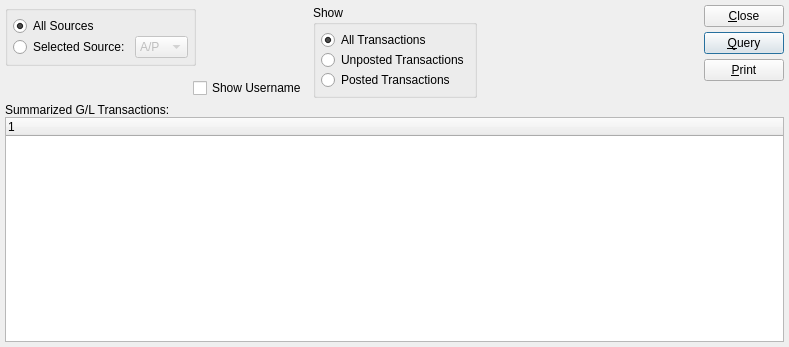
Above: xtuple/trunk/guiclient/dspSummarizedGLTransactions.ui from WooodHead/xtuple before the change. Below: the same form after it.
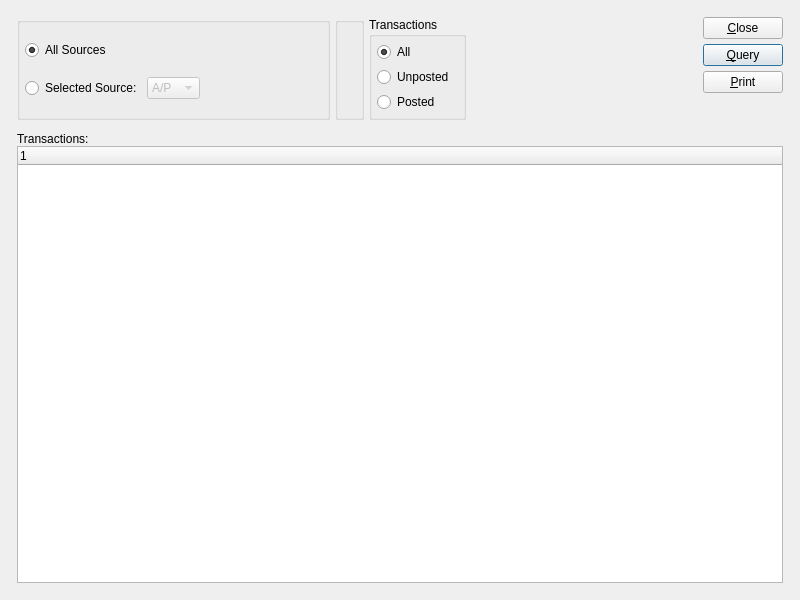
That is the form after the change. Custom widgets are drawn as their Qt base class.

```diff
--- a/xtuple/trunk/guiclient/dspSummarizedGLTransactions.ui
+++ b/xtuple/trunk/guiclient/dspSummarizedGLTransactions.ui
@@ -5,51 +5,43 @@
    <rect>
     <x>0</x>
     <y>0</y>
-    <width>789</width>
-    <height>347</height>
+    <width>800</width>
+    <height>600</height>
    </rect>
   </property>
   <property name="windowTitle" >
    <string>Summarized G/L Transactions</string>
   </property>
-   <layout class="QVBoxLayout" >
-    <item>
-     <layout class="QHBoxLayout" >
-      <property name="margin" >
-       <number>0</number>
-      </property>
-      <property name="spacing" >
-       <number>6</number>
-      </property>
-      <item>
-       <layout class="QVBoxLayout" >
-        <property name="margin" >
-         <number>0</number>
-        </property>
-        <property name="spacing" >
-         <number>0</number>
-        </property>
-        <item>
-         <layout class="QHBoxLayout" >
-          <property name="margin" >
-           <number>0</number>
-          </property>
-          <property name="spacing" >
-           <number>5</number>
-          </property>
+  <layout class="QGridLayout" >
+   <item row="0" column="0" >
+    <layout class="QGridLayout" >
+     <property name="leftMargin" >
+      <number>12</number>
+     </property>
+     <property name="topMargin" >
+      <number>12</number>
+     </property>
+     <property name="rightMargin" >
+      <number>12</number>
+     </property>
+     <property name="bottomMargin" >
+      <number>12</number>
+     </property>
+     <property name="horizontalSpacing" >
+      <number>12</number>
+     </property>
+     <property name="verticalSpacing" >
+      <number>12</number>
+     </property>
+     <item row="0" column="0" >
+      <layout class="QHBoxLayout" >
           <item>
            <widget class="QGroupBox" name="_sourceGroup" >
             <property name="title" >
              <string/>
             </property>
-            <layout class="QVBoxLayout" >
-             <property name="margin" >
-              <number>5</number>
-             </property>
-             <property name="spacing" >
-              <number>0</number>
-             </property>
-             <item>
+         <layout class="QGridLayout" >
+          <item row="0" column="0" colspan="2" >
               <widget class="QRadioButton" name="_allSources" >
                <property name="text" >
                 <string>All Sources</string>
@@ -59,21 +51,15 @@
                </property>
               </widget>
              </item>
-             <item>
-              <layout class="QHBoxLayout" >
-               <property name="margin" >
-                <number>0</number>
-               </property>
-               <property name="spacing" >
-                <number>5</number>
-               </property>
-               <item>
+          <item row="1" column="0" >
                 <widget class="QRadioButton" name="_selectedSource" >
                  <property name="text" >
                   <string>Selected Source:</string>
                  </property>
                 </widget>
                </item>
+          <item row="1" column="1" >
+           <layout class="QHBoxLayout" >
                <item>
                 <widget class="XComboBox" name="_source" >
                  <property name="enabled" >
@@ -126,154 +112,71 @@
                  </item>
                 </widget>
                </item>
+            <item>
+             <spacer>
+              <property name="orientation" >
+               <enum>Qt::Horizontal</enum>
+              </property>
+              <property name="sizeHint" >
+               <size>
+                <width>0</width>
+                <height>20</height>
+               </size>
+              </property>
+             </spacer>
+            </item>
               </layout>
              </item>
             </layout>
            </widget>
           </item>
           <item>
-           <layout class="QVBoxLayout" >
-            <property name="margin" >
-             <number>0</number>
-            </property>
-            <property name="spacing" >
-             <number>0</number>
-            </property>
-            <item>
+        <widget class="QGroupBox" name="_dateGroup" >
+         <property name="title" >
+          <string/>
+         </property>
+         <layout class="QGridLayout" >
+          <item row="0" column="0" >
              <widget class="DateCluster" name="_dates" />
             </item>
-            <item>
-             <spacer>
-              <property name="orientation" >
-               <enum>Qt::Vertical</enum>
-              </property>
-              <property name="sizeHint" >
-               <size>
-                <width>20</width>
-                <height>0</height>
-               </size>
-              </property>
-             </spacer>
-            </item>
-           </layout>
-          </item>
-         </layout>
-        </item>
-        <item>
-         <spacer>
-          <property name="orientation" >
-           <enum>Qt::Vertical</enum>
-          </property>
-          <property name="sizeHint" >
-           <size>
-            <width>20</width>
-            <height>0</height>
-           </size>
-          </property>
-         </spacer>
-        </item>
-        <item>
-         <layout class="QHBoxLayout" >
-          <property name="margin" >
-           <number>0</number>
-          </property>
-          <property name="spacing" >
-           <number>0</number>
-          </property>
-          <item>
-           <spacer>
-            <property name="orientation" >
-             <enum>Qt::Horizontal</enum>
-            </property>
-            <property name="sizeType" >
-             <enum>QSizePolicy::Expanding</enum>
-            </property>
-            <property name="sizeHint" >
-             <size>
-              <width>40</width>
-              <height>20</height>
-             </size>
-            </property>
-           </spacer>
-          </item>
-          <item>
-           <widget class="XCheckBox" name="_showUsername" >
-            <property name="text" >
-             <string>Show Username</string>
-            </property>
-           </widget>
-          </item>
-         </layout>
-        </item>
-       </layout>
-      </item>
-      <item>
-       <layout class="QVBoxLayout" >
-        <property name="margin" >
-         <number>0</number>
-        </property>
-        <property name="spacing" >
-         <number>0</number>
-        </property>
+         </layout>
+        </widget>
+       </item>
         <item>
          <widget class="QGroupBox" name="_showGroup" >
           <property name="title" >
-           <string>Show</string>
-          </property>
-          <layout class="QVBoxLayout" >
-           <property name="margin" >
-            <number>5</number>
-           </property>
-           <property name="spacing" >
-            <number>0</number>
-           </property>
-           <item>
+          <string>Transactions</string>
+         </property>
+         <layout class="QGridLayout" >
+          <item row="0" column="0" >
             <widget class="QRadioButton" name="_allTransactions" >
              <property name="text" >
-              <string>All Transactions</string>
+             <string>All</string>
              </property>
              <property name="checked" >
               <bool>true</bool>
              </property>
             </widget>
            </item>
-           <item>
+          <item row="1" column="0" >
             <widget class="QRadioButton" name="_unpostedTransactions" >
              <property name="text" >
-              <string>Unposted Transactions</string>
+             <string>Unposted</string>
              </property>
             </widget>
            </item>
-           <item>
+          <item row="2" column="0" >
             <widget class="QRadioButton" name="_postedTransactions" >
              <property name="text" >
-              <string>Posted Transactions</string>
+             <string>Posted</string>
              </property>
             </widget>
            </item>
           </layout>
          </widget>
-        </item>
-        <item>
-         <spacer>
-          <property name="orientation" >
-           <enum>Qt::Vertical</enum>
-          </property>
-          <property name="sizeHint" >
-           <size>
-            <width>10</width>
-            <height>0</height>
-           </size>
-          </property>
-         </spacer>
-        </item>
-       </layout>
       </item>
       <item>
        <layout class="QHBoxLayout" >
-        <property name="margin" >
-         <number>0</number>
-        </property>
         <property name="spacing" >
          <number>0</number>
         </property>
@@ -295,9 +198,6 @@
         </item>
         <item>
          <layout class="QVBoxLayout" >
-          <property name="margin" >
-           <number>0</number>
-          </property>
           <property name="spacing" >
            <number>5</number>
           </property>
@@ -347,12 +247,10 @@
       </item>
      </layout>
     </item>
-    <item>
+     <item row="1" column="0" >
      <widget class="QFrame" name="frame" >
       <property name="sizePolicy" >
-       <sizepolicy>
-        <hsizetype>5</hsizetype>
-        <vsizetype>7</vsizetype>
+        <sizepolicy vsizetype="Expanding" hsizetype="Preferred" >
         <horstretch>0</horstretch>
         <verstretch>1</verstretch>
        </sizepolicy>
@@ -364,16 +262,25 @@
        <enum>QFrame::Plain</enum>
       </property>
       <layout class="QVBoxLayout" >
-       <property name="margin" >
-        <number>0</number>
-       </property>
        <property name="spacing" >
         <number>0</number>
        </property>
+        <property name="leftMargin" >
+         <number>0</number>
+        </property>
+        <property name="topMargin" >
+         <number>0</number>
+        </property>
+        <property name="rightMargin" >
+         <number>0</number>
+        </property>
+        <property name="bottomMargin" >
+         <number>0</number>
+        </property>
        <item>
         <widget class="QLabel" name="_gltransLit" >
          <property name="text" >
-          <string>Summarized G/L Transactions:</string>
+           <string>Transactions:</string>
          </property>
         </widget>
        </item>
@@ -384,6 +291,8 @@
      </widget>
     </item>
    </layout>
+   </item>
+  </layout>
  </widget>
  <layoutdefault spacing="5" margin="5" />
  <pixmapfunction>qPixmapFromMimeSource</pixmapfunction>
@@ -398,11 +307,6 @@
    <extends>QComboBox</extends>
    <header>xcombobox.h</header>
   </customwidget>
-  <customwidget>
-   <class>XCheckBox</class>
-   <extends>QCheckBox</extends>
-   <header>xcheckbox.h</header>
-  </customwidget>
   <customwidget>
    <class>XTreeWidget</class>
    <extends>QTreeWidget</extends>
```
Left out of the diff: 4 changed lines with no effect on the pictures. Lines whose indentation alone changed are shown as unchanged.
